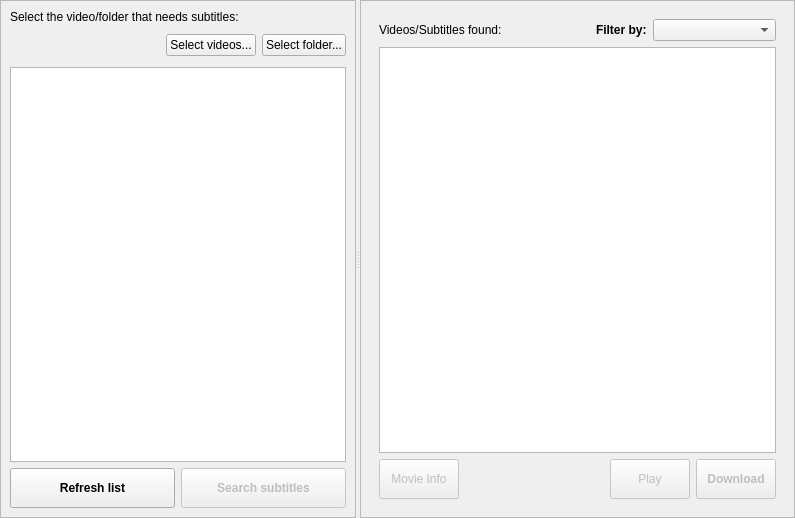
Before: the Qt Designer form subdownloader/client/gui/searchFileWidget.ui in subdownloader/subdownloader, drawn with Qt 5.
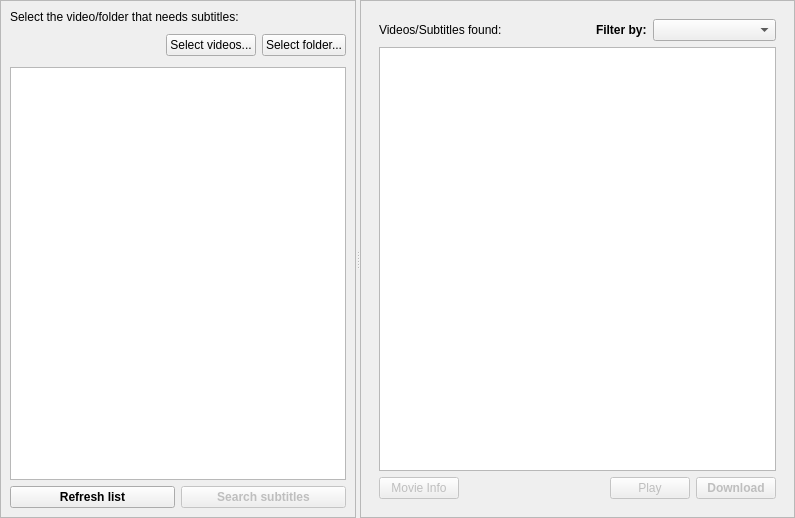
After: the same form once the commit is applied. The open tabs and pages were chosen to show the change. Icons and pictures are not drawn. Custom widgets are drawn as their Qt base class.

Commit message: gui: tidied up searchFileWidget a bit

Diff of the .ui file:
```diff
--- a/subdownloader/client/gui/searchFileWidget.ui
+++ b/subdownloader/client/gui/searchFileWidget.ui
@@ -160,17 +160,7 @@
            </layout>
           </item>
           <item>
-           <widget class="QTreeView" name="folderView">
-            <property name="sizePolicy">
-             <sizepolicy hsizetype="Expanding" vsizetype="Expanding">
-              <horstretch>0</horstretch>
-              <verstretch>0</verstretch>
-             </sizepolicy>
-            </property>
-            <property name="verticalScrollBarPolicy">
-             <enum>Qt::ScrollBarAsNeeded</enum>
-            </property>
-           </widget>
+           <widget class="QTreeView" name="folderView"/>
           </item>
           <item>
            <layout class="QHBoxLayout" name="horizontalLayout_4">
@@ -179,12 +169,6 @@
               <property name="enabled">
                <bool>true</bool>
               </property>
-              <property name="minimumSize">
-               <size>
-                <width>0</width>
-                <height>40</height>
-               </size>
-              </property>
               <property name="font">
                <font>
                 <weight>75</weight>
@@ -204,12 +188,6 @@
               <property name="enabled">
                <bool>false</bool>
               </property>
-              <property name="minimumSize">
-               <size>
-                <width>0</width>
-                <height>40</height>
-               </size>
-              </property>
               <property name="font">
                <font>
                 <weight>75</weight>
@@ -342,9 +320,6 @@
                   <verstretch>0</verstretch>
                  </sizepolicy>
                 </property>
-                <property name="verticalScrollBarPolicy">
-                 <enum>Qt::ScrollBarAsNeeded</enum>
-                </property>
                 <property name="alternatingRowColors">
                  <bool>true</bool>
                 </property>
@@ -360,12 +335,6 @@
                   <property name="enabled">
                    <bool>false</bool>
                   </property>
-                  <property name="minimumSize">
-                   <size>
-                    <width>0</width>
-                    <height>40</height>
-                   </size>
-                  </property>
                   <property name="text">
                    <string>Movie Info</string>
                   </property>
@@ -399,12 +368,6 @@
                   <property name="enabled">
                    <bool>false</bool>
                   </property>
-                  <property name="minimumSize">
-                   <size>
-                    <width>0</width>
-                    <height>40</height>
-                   </size>
-                  </property>
                   <property name="text">
                    <string>Play</string>
                   </property>
@@ -419,12 +382,6 @@
                   <property name="enabled">
                    <bool>false</bool>
                   </property>
-                  <property name="minimumSize">
-                   <size>
-                    <width>0</width>
-                    <height>40</height>
-                   </size>
-                  </property>
                   <property name="font">
                    <font>
                     <weight>75</weight>
```
Left out of the diff: 15 changed lines with no effect on the pictures. The commit also changes 3 other files.
